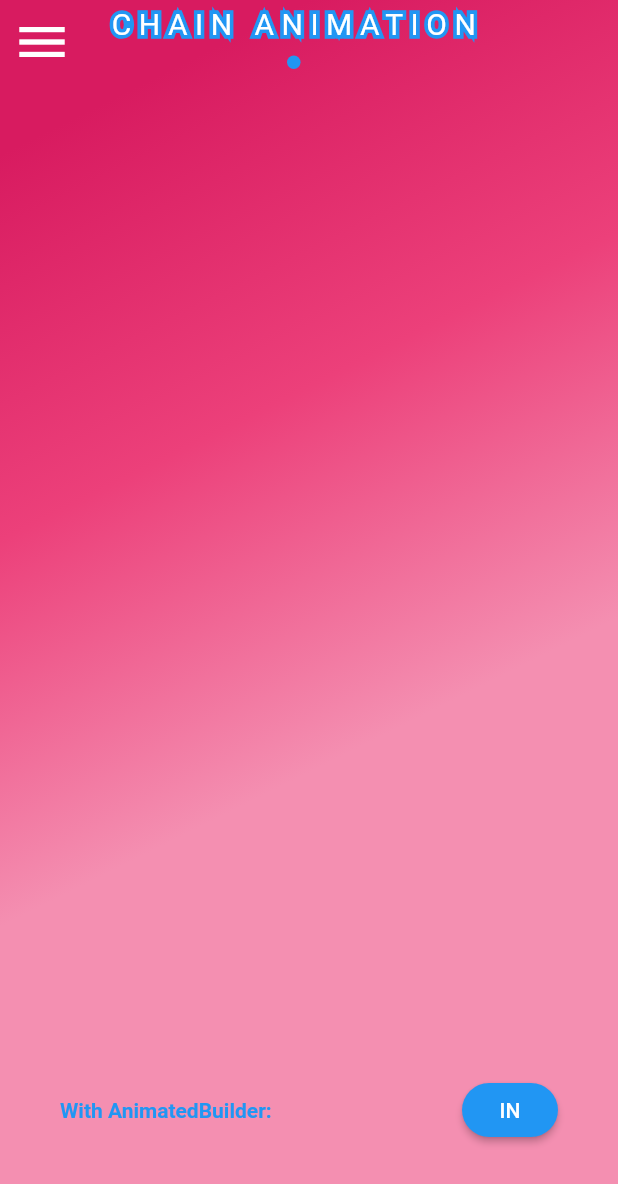
After one commit to heyhey1028/flutter-toybox, a Flutter app: the ChainAnimationScreen screen opened directly, in the side drawer, after a tap on "IN", on a phone screen of 412 x 824 dp. The commit adds this screen. Shown: the top 1184 px of the screen. Run offline on Flutter 3.47's test engine with Material 2 defaults, Android fonts, the phone set to English and light mode, and no system bars; drawn by our look-alikes of dots_indicator; our stand-ins replace audio_service, audio_video_progress_bar, cloud_firestore, firebase_core, flutter_hooks, flutter_markdown and 5 more; accounts and stored records are empty.

Commit message:
feat: add chain animation page

```diff
--- /dev/null
+++ b/samples/animation_playground/lib/features/chain_animation/chain_animation_screen.dart
@@ -0,0 +1,51 @@
+import 'package:animation_playground/features/chain_animation/chain_with_animation_builder.dart';
+import 'package:dots_indicator/dots_indicator.dart';
+import 'package:flutter/material.dart';
+import 'package:flutter_hooks/flutter_hooks.dart';
+import 'package:hooks_riverpod/hooks_riverpod.dart';
+
+import '/widgets/app_scaffold.dart';
+import '../../widgets/bordered_text.dart';
+
+final pageProvider = StateProvider((ref) => 0.0);
+
+const pages = <Widget>[
+  ChainWithAnimBuilder(),
+];
+
+class ChainAnimationScreen extends HookConsumerWidget {
+  const ChainAnimationScreen({super.key});
+
+  @override
+  Widget build(BuildContext context, WidgetRef ref) {
+    final controller = usePageController();
+    return AppScaffold(
+      title: Column(
+        children: [
+          const BorderedText(
+            text: 'CHAIN ANIMATION',
+            textColor: Colors.white,
+            borderColor: Colors.blue,
+            fontSize: 20,
+            strokeWidth: 5,
+          ),
+          const SizedBox(height: 4),
+          Consumer(
+            builder: (context, ref, _) => DotsIndicator(
+              dotsCount: pages.length,
+              position: ref.watch(pageProvider),
+            ),
+          ),
+        ],
+      ),
+      color: Colors.pink,
+      body: PageView(
+        controller: controller,
+        onPageChanged: (value) => ref.read(pageProvider.notifier).update(
+              (state) => value.toDouble(),
+            ),
+        children: pages,
+      ),
+    );
+  }
+}
--- /dev/null
+++ b/samples/animation_playground/lib/features/chain_animation/chain_with_animation_builder.dart
@@ -0,0 +1,113 @@
+import 'package:animation_playground/widgets/base_button.dart';
+import 'package:flutter/material.dart';
+
+class ChainWithAnimBuilder extends StatefulWidget {
+  const ChainWithAnimBuilder({super.key});
+
+  @override
+  State<ChainWithAnimBuilder> createState() => _ChainWithAnimBuilderState();
+}
+
+// 1. define StatefulWidget with SingleTickerProviderStateMixin
+class _ChainWithAnimBuilderState extends State<ChainWithAnimBuilder>
+    with SingleTickerProviderStateMixin {
+  // 2. define AnimationController & Tween & Animation
+  late AnimationController _controller;
+  late Tween<Offset> _offsetTween;
+  late Tween<double> _opacityTween;
+  late Animation<Offset> _offsetAnimation;
+  late Animation<double> _opacityAnimation;
+
+  bool hasAppeared = false;
+
+  @override
+  void initState() {
+    // 3. initialize controller
+    _controller = AnimationController(
+      vsync: this,
+      duration: const Duration(milliseconds: 600),
+    );
+    // 4. prepare Tween
+    _offsetTween =
+        Tween<Offset>(begin: const Offset(0, -300), end: Offset.zero);
+    _opacityTween = Tween(begin: 0, end: 1);
+    // 5. create Animation by AnimationController x Tween
+    _offsetAnimation = _controller.drive(_offsetTween);
+    _opacityAnimation = _controller.drive(_opacityTween);
+    super.initState();
+  }
+
+  @override
+  void dispose() {
+    _controller.dispose();
+    super.dispose();
+  }
+
+  @override
+  Widget build(BuildContext context) {
+    return Stack(
+      children: [
+        AnimatedBuilder(
+          // 6. merging animations to be apply multiple effects to within AnimatedBuilder
+          animation: Listenable.merge([
+            _offsetAnimation,
+            _opacityAnimation,
+          ]),
+          builder: (context, _) {
+            return Center(
+              child: Opacity(
+                opacity: _opacityAnimation.value,
+                child: Transform.translate(
+                  offset: _offsetAnimation.value,
+                  child: Image.asset(
+                    'assets/images/dash_bird_power.png',
+                    width: 400,
+                    height: 400,
+                  ),
+                ),
+              ),
+            );
+          },
+        ),
+        Align(
+          alignment: Alignment.bottomCenter,
+          child: Padding(
+            padding: const EdgeInsets.only(
+              bottom: 60,
+              right: 40,
+              left: 40,
+            ),
+            child: Row(
+              mainAxisAlignment: MainAxisAlignment.spaceBetween,
+              children: [
+                const Text(
+                  'With AnimatedBuilder: ',
+                  style: TextStyle(
+                    color: Colors.blue,
+                    fontWeight: FontWeight.bold,
+                  ),
+                ),
+                BaseButton(
+                  onPressed: () => _onPressed(_controller),
+                  text: !hasAppeared ? 'IN' : 'OUT',
+                ),
+              ],
+            ),
+          ),
+        ),
+      ],
+    );
+  }
+
+  void _onPressed(
+    AnimationController controller,
+  ) {
+    if (controller.status == AnimationStatus.completed) {
+      controller.reverse();
+      setState(() => hasAppeared = false);
+      return;
+    }
+    controller.forward();
+    setState(() => hasAppeared = true);
+  }
+}
--- a/samples/animation_playground/lib/widgets/main_drawer.dart
+++ b/samples/animation_playground/lib/widgets/main_drawer.dart
@@ -1,3 +1,4 @@
+import 'package:animation_playground/features/chain_animation/chain_animation_screen.dart';
 import 'package:animation_playground/features/multiple_effects/multiple_effects_screen.dart';
 import 'package:flutter/material.dart';
 
@@ -48,6 +49,12 @@ class MainDrawer extends StatelessWidget {
               title: 'MULTIPLE EFFECTS',
               navigateTo: const MultipleEffectsScreen(),
             ),
+            DrawerTile(
+              color: Colors.pink[100],
+              icon: const Icon(Icons.bubble_chart),
+              title: 'CHAIN ANIMATION',
+              navigateTo: const ChainAnimationScreen(),
+            ),
           ],
         ),
       ),
```
